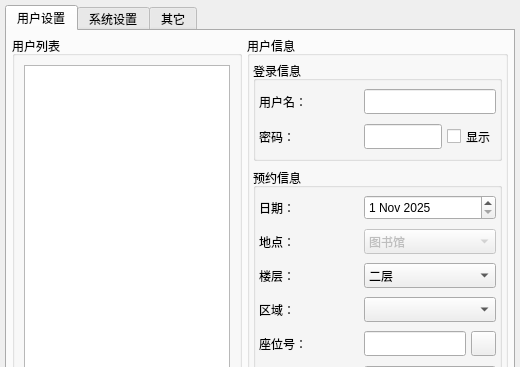
The window that gui/ALConfigWidget.ui (KenanZhu/AutoLibrary) describes before a commit, drawn with Qt 5; both pictures show x 0 to 520 and y 0 to 367 of the 520 by 700 pixel window.
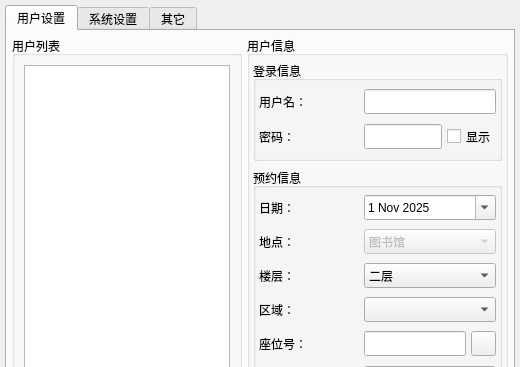
The same window after the commit. Icons and pictures are not drawn.

Commit message:
fix(ALConfigWidget): optimize the config window usage
add date calendar popup so that user can select
the date more easily
fix some file dialog title display issue
default max diff time change to 30 minutes

```diff
--- a/gui/ALConfigWidget.ui
+++ b/gui/ALConfigWidget.ui
@@ -620,6 +620,9 @@
                  <height>25</height>
                 </size>
                </property>
+               <property name="calendarPopup">
+                <bool>true</bool>
+               </property>
                <property name="date">
                 <date>
                  <year>2025</year>
```
Left out of the diff: 16 changed lines with no effect on the pictures. The commit also changes 1 other file.
